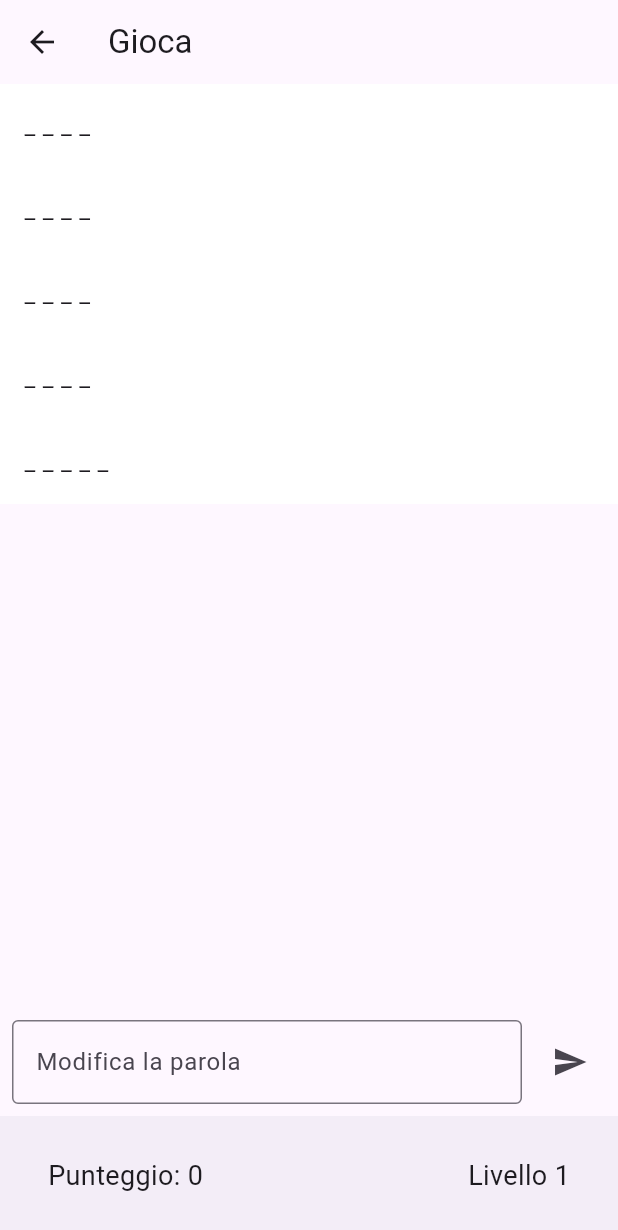
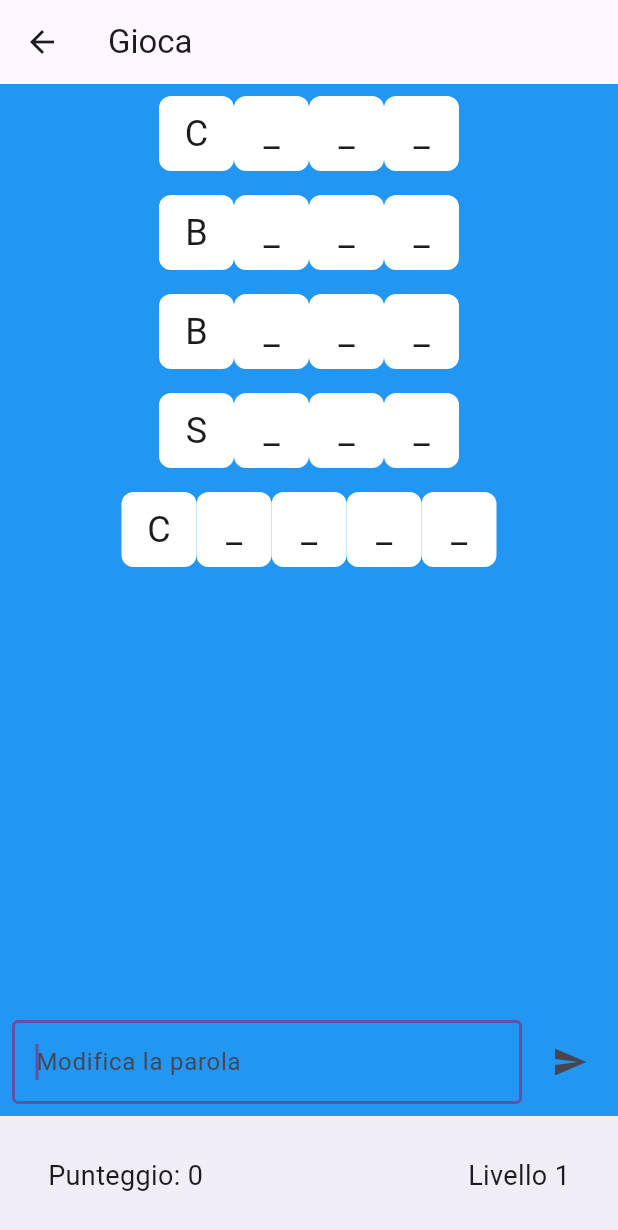
Before and after one commit to lucar91/Parolando, a Flutter app: the ListaPage screen opened by its route, on a phone screen of 412 x 824 dp. Shown: the top 1230 px of the screen. Run offline on Flutter 3.47's test engine with Material 3 defaults, Android fonts, the phone set to English and light mode, and no system bars.

Commit message:
New graphics with text are for each letter and blue background

```diff
--- a/lib/pages/list_page.dart
+++ b/lib/pages/list_page.dart
@@ -27,13 +27,12 @@ class _ListaPageState extends State<ListaPage> {
     JsonParser jsonParser = JsonParser();
     try {
       await jsonParser.loadJsonData(); // Carica i dati JSON
-      Map<String, dynamic>? words = jsonParser.getWords(
+      Map<String, dynamic>? words = jsonParser.getLevelItems(
           'easy', 1); // Ottieni le parole per il livello facile
       if (words != null) {
         levelWords = words['object'].keys.toList();
 
         disableRow = List<bool>.filled(levelWords!.length, false);
-        items = generateItems(); // Genera gli elementi in base ai dati del JSON
         setState(() {
           // Inizializza il resto del tuo stato
           items =
@@ -51,7 +50,8 @@ class _ListaPageState extends State<ListaPage> {
     final List<String> result = [];
     for (int i = 0; i < levelWords!.length; i++) {
       final String word = levelWords![i];
-      final String dashes = ''.padRight(word.length, '_ ');
+      final String dashes = word[0].padRight(word.length, '_');
+
       result.add('$dashes');
     }
     return result;
@@ -63,13 +63,16 @@ class _ListaPageState extends State<ListaPage> {
       appBar: AppBar(
         title: Text('Gioca'),
       ),
-      body: Column(
+      body: Container(
+        color: Colors.blue, // Imposta il colore di sfondo blu
+        child: Column(
           crossAxisAlignment: CrossAxisAlignment.stretch,
           children: [
             Expanded(
               child: ListView.builder(
                 itemCount: items.length,
                 itemBuilder: (context, index) {
+                  final String item = items[index];
                   return InkWell(
                     onTap: () {
                       // Ignora l'azione se l'elemento è disabilitato
@@ -82,19 +85,40 @@ class _ListaPageState extends State<ListaPage> {
                         _textEditingController.text = '';
                       });
                     },
-                  child: Container(
-                    color: selectedIndex == index
-                        ? Colors.yellow
-                        : disableRow[index]
-                            ? Colors.green
-                            : Colors.white,
-                    child: ListTile(
-                      title: Text(
-                        items[index],
+                    child: Padding(
+                      padding: const EdgeInsets.all(
+                          8.0), // Spazio intorno al riquadro
+                      child: Row(
+                        mainAxisAlignment: MainAxisAlignment.center,
+                        children: item.split('').map((char) {
+                          if (char != ' ') {
+                            return Container(
+                              width:
+                                  50, // Imposta la larghezza del riquadro bianco
+                              height:
+                                  50, // Imposta l'altezza del riquadro bianco
+                              decoration: BoxDecoration(
+                                color: Colors
+                                    .white, // Imposta il colore di sfondo del riquadro bianco
+                                borderRadius: BorderRadius.circular(
+                                    8), // Arrotonda i bordi del riquadro
+                              ),
+                              alignment: Alignment
+                                  .center, // Centra il testo all'interno del riquadro
+                              child: Text(
+                                char,
                                 style: TextStyle(
-                          backgroundColor: Colors.transparent,
+                                  fontSize:
+                                      24, // Imposta la dimensione del testo
                                 ),
                               ),
+                            );
+                          } else {
+                            return SizedBox(
+                                width:
+                                    16); // Aggiunge uno spazio tra i riquadri bianchi
+                          }
+                        }).toList(),
                       ),
                     ),
                   );
@@ -108,12 +132,14 @@ class _ListaPageState extends State<ListaPage> {
                   Expanded(
                     child: TextField(
                       controller: _textEditingController,
+                      autofocus:
+                          true, // Imposta il focus sulla text area di default
                       onSubmitted: (value) {
                         _checkWord(selectedIndex, replacement: value);
                       },
                       decoration: InputDecoration(
                         hintText: selectedIndex != null
-                          ? '${items[selectedIndex!].length / 2} letters'
+                            ? '${items[selectedIndex!].length} letters'
                             : 'Modifica la parola',
                         border: OutlineInputBorder(),
                       ),
@@ -131,6 +157,7 @@ class _ListaPageState extends State<ListaPage> {
               ),
             ),
           ],
+        ),
       ),
       bottomNavigationBar: BottomAppBar(
         child: Padding(
@@ -240,7 +267,7 @@ class _ListaPageState extends State<ListaPage> {
       setState(() {
         if (isWordInList) {
           score += items[index].length;
-          items[index] = replacement!;
+          items[index] = replacement.toUpperCase();
           selectedIndex = getNextIndex(index);
           disableRow[index] = true;
           _showScorePopup(items[index].length);
--- a/lib/utils/json_parser.dart
+++ b/lib/utils/json_parser.dart
@@ -19,7 +19,7 @@ class JsonParser {
     }
   }
 
-  Map<String, dynamic>? getWords(String difficulty, int level) {
+  Map<String, dynamic>? getLevelItems(String difficulty, int level) {
     try {
       if (_data == null) {
         throw Exception("Data is not loaded yet.");
```
Lines whose indentation alone changed are shown as unchanged.
